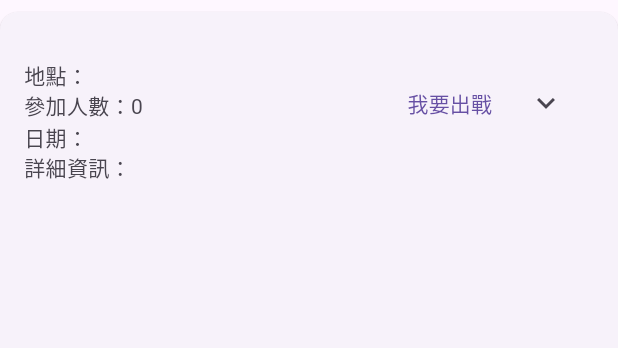
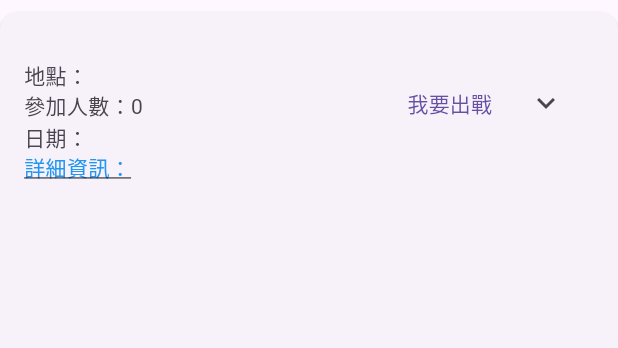
Before and after one commit to idick7069-new/cos, a Flutter app: the _EventCard widget shown alone on an empty page, opened directly with empty values, on a phone screen of 412 x 824 dp. Shown: the top 348 px of the screen. Run offline on Flutter 3.47's test engine with Material 3 defaults, Android fonts, the phone set to English and light mode, and no system bars; our stand-ins replace cloud_firestore, firebase_auth, firebase_core, flutter_riverpod, go_router, qr_flutter and 1 more; accounts and stored records are empty.

Commit message:
新增詳細資訊開啟url

```diff
--- a/lib/ui/views/group_page.dart
+++ b/lib/ui/views/group_page.dart
@@ -1,6 +1,7 @@
 import 'package:cloud_firestore/cloud_firestore.dart';
 import 'package:flutter/material.dart';
 import 'package:table_calendar/table_calendar.dart';
+import 'package:url_launcher/url_launcher.dart';
 
 class GroupPage extends StatefulWidget {
   final String groupId;
@@ -226,7 +227,23 @@ class _EventCardState extends State<_EventCard> {
                 if (event['location'] != null) Text('地點：${event['location']}'),
                 Text('參加人數：${widget.eventReservations.length}'),
                 Text('日期：${event['date']}'),
-                Text('詳細資訊：${event['url']}'),
+                GestureDetector(
+                  onTap: () async {
+                    final url = event['url'] ?? '';
+                    if (url.isNotEmpty) {
+                      // ignore: deprecated_member_use
+                      await launchUrl(Uri.parse(url),
+                          mode: LaunchMode.externalApplication);
+                    }
+                  },
+                  child: Text(
+                    '詳細資訊：${event['url'] ?? ''}',
+                    style: TextStyle(
+                      color: Colors.blue,
+                      decoration: TextDecoration.underline,
+                    ),
+                  ),
+                ),
               ],
             ),
             trailing: Row(
```
